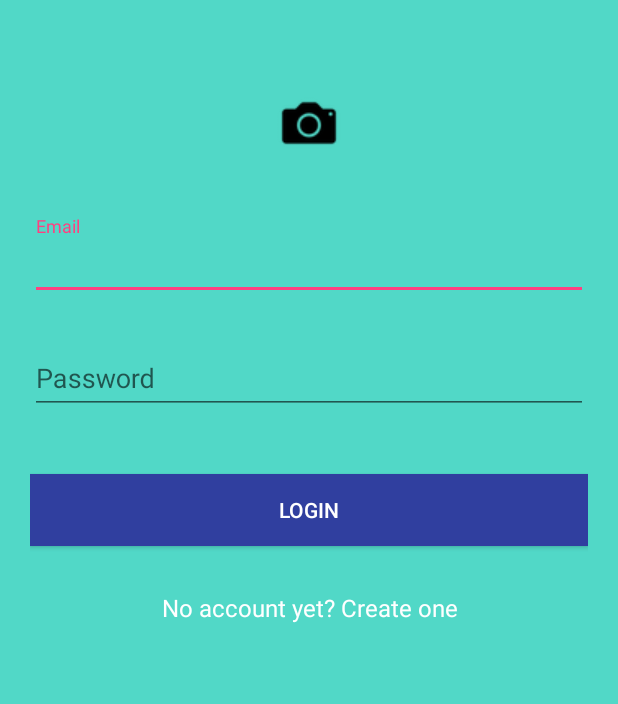
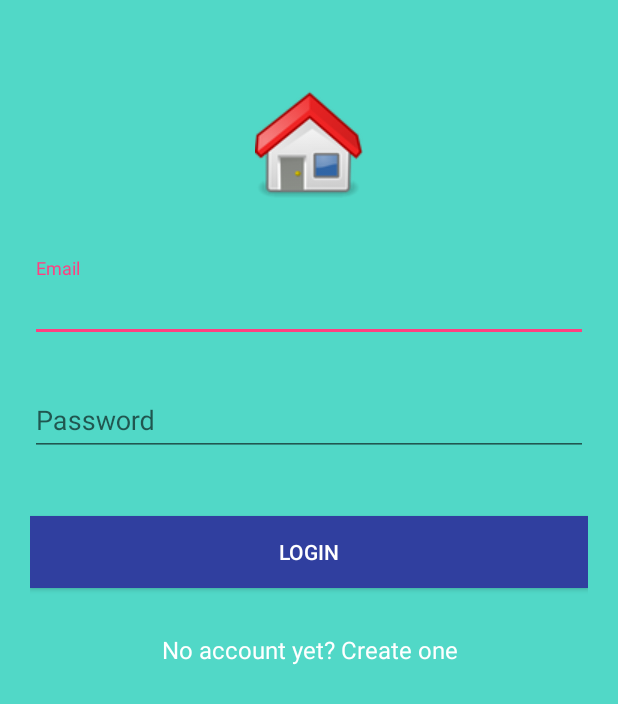
Before and after one commit to mursyidah/autism-educator, an Android app: the screen it shows after launch (LoginActivity), on a phone screen of 412 x 824 dp. Shown: the top 704 px of the screen. Run offline under Robolectric (Android 15) with nearby library versions, the phone set to English and light mode, and no system bars.

Commit message:
change icon

```diff
--- a/app/src/main/res/layout/activity_login.xml
+++ b/app/src/main/res/layout/activity_login.xml
@@ -18,7 +18,7 @@
             android:layout_height="wrap_content"
             android:layout_gravity="center_horizontal"
             android:layout_marginTop="40dp"
-            android:src="@drawable/camera" />
+            android:src="@drawable/house" />
 
         <android.support.design.widget.TextInputLayout
             android:id="@+id/textInputLayoutEmail"
```
